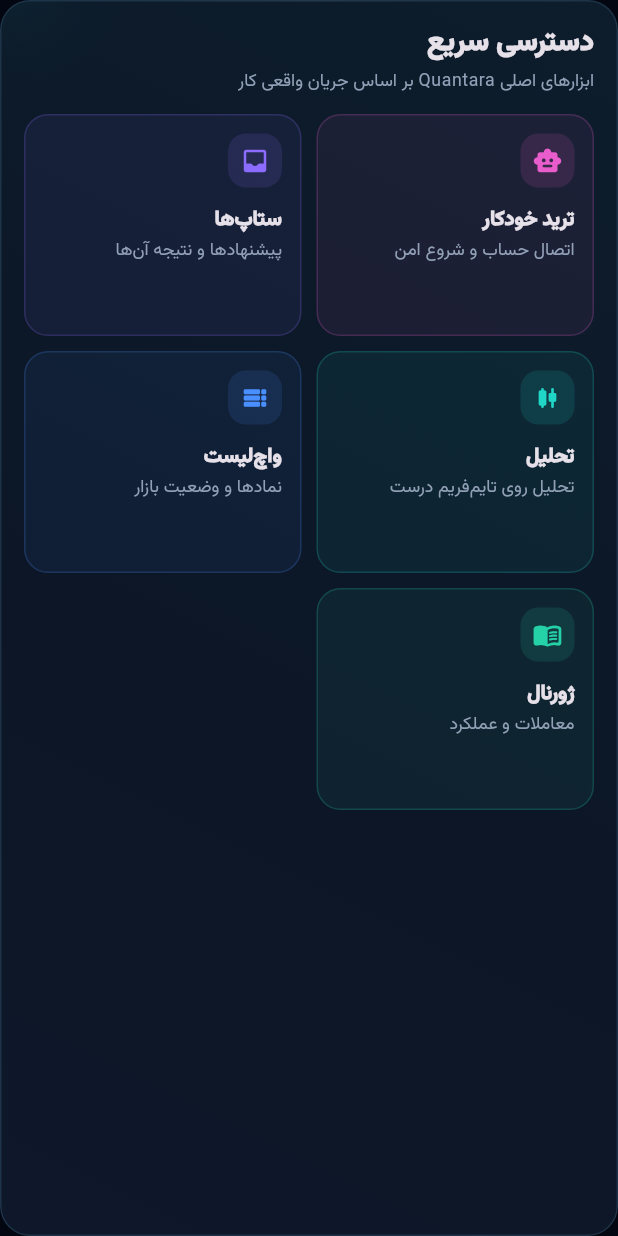
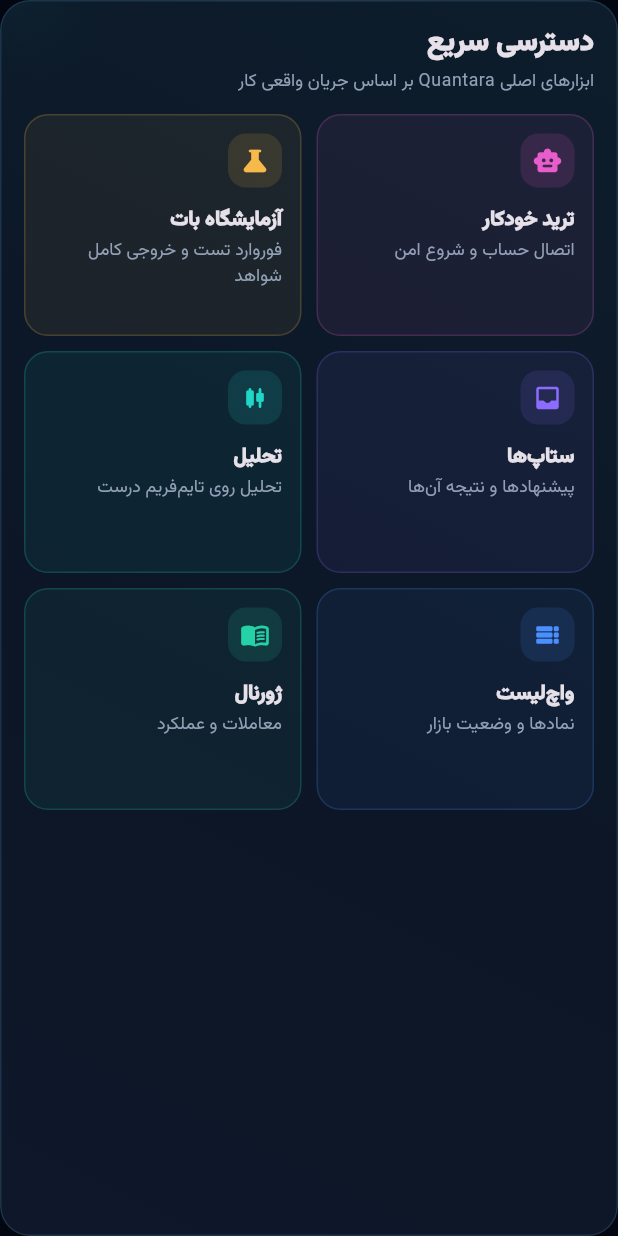
Before and after one commit to Hamrez95/Quantara, a Flutter app: the _HomeQuickActions widget shown alone on an empty page, opened directly with empty values, on a phone screen of 412 x 824 dp. Run offline on Flutter 3.47's test engine with Material 3 defaults, Android fonts, the phone set to English and light mode, and no system bars; our stand-ins replace flutter_local_notifications, flutter_secure_storage, sembast, sembast_web, share_plus, shared_preferences; missing offline and left inert: crypto_icons, cryptography, flutter_foreground_task, workmanager; accounts and stored records are empty; network calls fail; statements that could not run were skipped.

```diff
--- a/src/client/quantara_app/lib/features/owner_alpha/presentation/owner_alpha_home.dart
+++ b/src/client/quantara_app/lib/features/owner_alpha/presentation/owner_alpha_home.dart
@@ -320,6 +320,16 @@ class _HomeQuickActions extends StatelessWidget {
         color: QuantaraColors.magenta,
       ),
       _HomeAction(
+        icon: Icons.science_rounded,
+        label: strings.t('آزمایشگاه بات', 'Bot Lab'),
+        caption: strings.t(
+          'فوروارد تست و خروجی کامل شواهد',
+          'Forward test and full evidence export',
+        ),
+        destination: 4,
+        color: QuantaraColors.warning,
+      ),
+      _HomeAction(
         icon: Icons.inbox_rounded,
         label: strings.setups,
         caption: strings.t('پیشنهادها و نتیجه آن‌ها', 'Setups and outcomes'),
@@ -369,8 +379,8 @@ class _HomeQuickActions extends StatelessWidget {
           const SizedBox(height: 14),
           LayoutBuilder(
             builder: (context, constraints) {
-              final columns = constraints.maxWidth >= 920
-                  ? 5
+              final columns = constraints.maxWidth >= 1080
+                  ? 6
                   : constraints.maxWidth >= 620
                   ? 3
                   : 2;
--- a/src/client/quantara_app/lib/features/owner_alpha/presentation/owner_alpha_page.dart
+++ b/src/client/quantara_app/lib/features/owner_alpha/presentation/owner_alpha_page.dart
@@ -620,7 +620,7 @@ const _destinations = [
   _Destination(Icons.person_outline_rounded, Icons.person_rounded),
 ];
 const _desktopDestinationIndexes = [0, 1, 2, 3, 4, 5, 6, 7];
-const _mobileDestinationIndexes = [0, 1, 4, 5, 7];
+const _mobileDestinationIndexes = [0, 1, 5, 7];
 
 String _destinationLabel(AppStrings strings, int index) => switch (index) {
   1 => strings.setups,
```
Also changed, not shown: src/client/quantara_app/lib/features/owner_alpha/presentation/owner_alpha_trading_lab.dart (+7 -8 lines), src/client/quantara_app/lib/features/trading_lab/application/trading_lab_zip_bundle.dart (+38 -18 lines).
